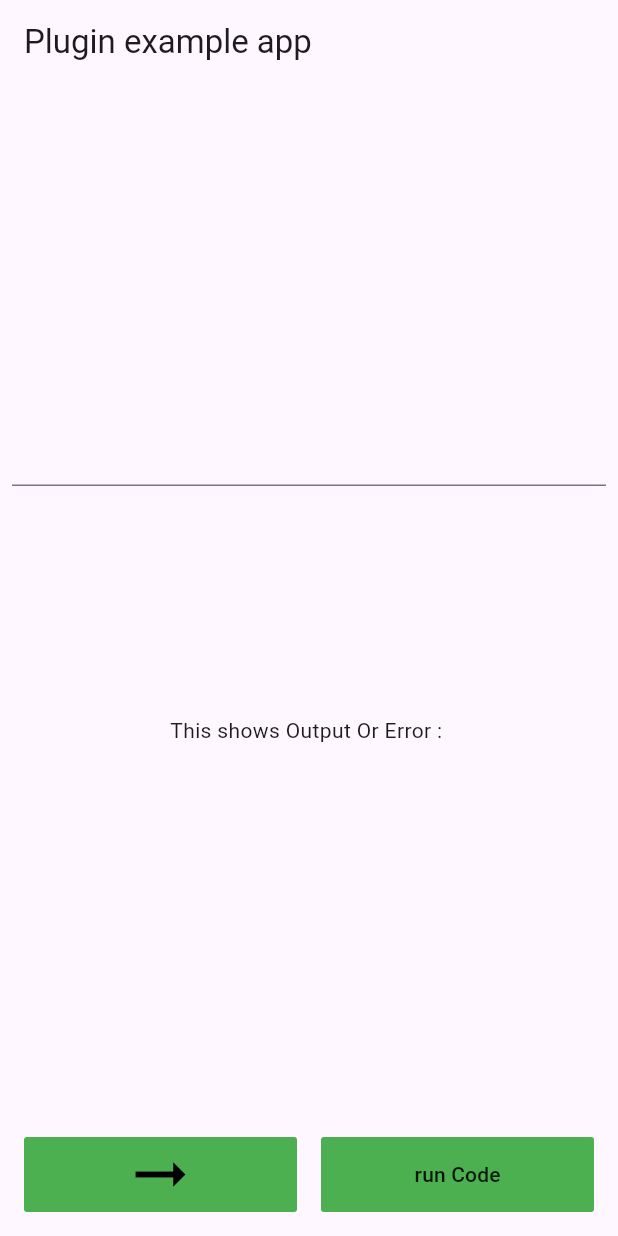
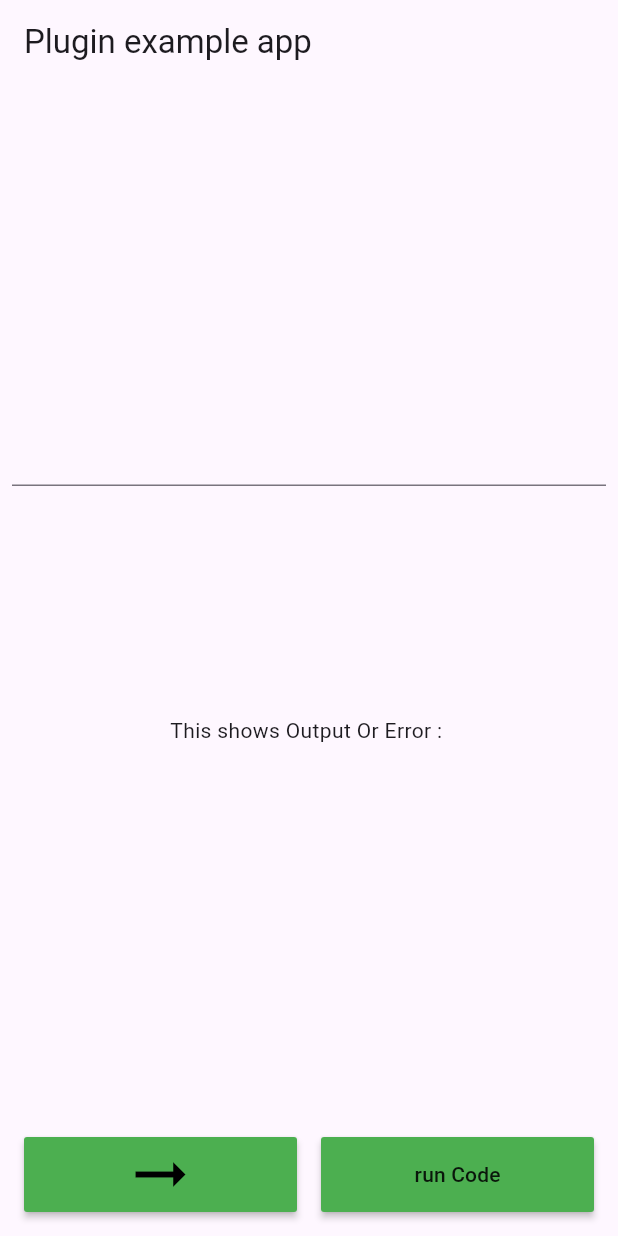
Before and after one commit to jaydangar/chaquopy_flutter, a Flutter app: the screen it shows after launch, on a phone screen of 412 x 824 dp. Run offline on Flutter 3.47's test engine with Material 3 defaults, Android fonts, the light colour scheme and no system bars.

Commit message:
Adding Latest version support

```diff
--- a/example/lib/main.dart
+++ b/example/lib/main.dart
@@ -110,7 +110,7 @@ class _HomePageState extends State<HomePage> {
                     flex: 1,
                     child: Padding(
                       padding: const EdgeInsets.all(8.0),
-                      child: FlatButton(
+                      child: MaterialButton(
                         color: Colors.green,
                         onPressed: () => addIntendation(),
                         child: Icon(
@@ -125,7 +125,7 @@ class _HomePageState extends State<HomePage> {
                     flex: 1,
                     child: Padding(
                       padding: const EdgeInsets.all(8.0),
-                      child: FlatButton(
+                      child: MaterialButton(
                         height: 50,
                         color: Colors.green,
                         child: Text(
--- a/pubspec.yaml
+++ b/pubspec.yaml
@@ -1,7 +1,7 @@
 name: chaquopy
 description: Chaquopy plugin which uses chaquopy sdk to run the python script on
   flutter apps.
-version: 0.0.18
+version: 0.0.20
 homepage: https://github.com/jaydangar/chaquopy_flutter
 
 environment:
```
Also changed, not shown: example/pubspec.lock, pubspec.lock, 16 other files.
